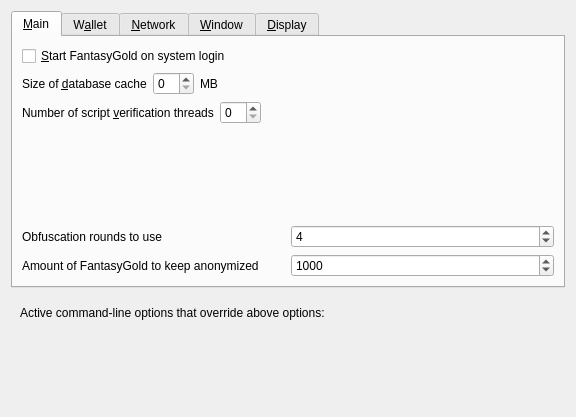
This is src/qt/forms/optionsdialog.ui in NicoDFS/FGC-1.2.5 as Qt 5 draws it before an edit. The edited form follows.
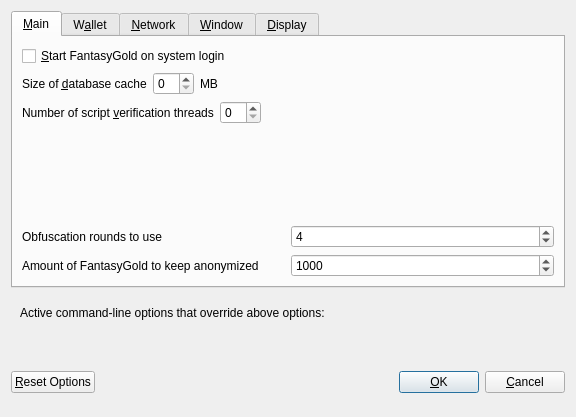
This is the edited form. Custom widgets are drawn as their Qt base class.

Diff of the .ui file:
```diff
--- a/src/qt/forms/optionsdialog.ui
+++ b/src/qt/forms/optionsdialog.ui
@@ -638,12 +638,12 @@
    <item>
     <layout class="QHBoxLayout" name="horizontalLayout_Buttons">
      <item>
-      <widget class="QtMaterialFlatButton" name="resetButton" native="true">
+      <widget class="QPushButton" name="resetButton">
        <property name="toolTip">
         <string>Reset all client options to default.</string>
        </property>
-       <property name="text" stdset="0">
-        <string>Reset Options</string>
+       <property name="text">
+        <string>&amp;Reset Options</string>
        </property>
        <property name="autoDefault" stdset="0">
         <bool>false</bool>
@@ -702,9 +702,9 @@
       </spacer>
      </item>
      <item>
-      <widget class="QtMaterialFlatButton" name="okButton" native="true">
-       <property name="text" stdset="0">
-        <string>OK</string>
+      <widget class="QPushButton" name="okButton">
+       <property name="text">
+        <string>&amp;OK</string>
        </property>
        <property name="autoDefault" stdset="0">
         <bool>false</bool>
@@ -715,9 +715,9 @@
       </widget>
      </item>
      <item>
-      <widget class="QtMaterialFlatButton" name="cancelButton" native="true">
-       <property name="text" stdset="0">
-        <string>Cancel</string>
+      <widget class="QPushButton" name="cancelButton">
+       <property name="text">
+        <string>&amp;Cancel</string>
        </property>
        <property name="autoDefault" stdset="0">
         <bool>false</bool>
@@ -729,11 +729,6 @@
   </layout>
  </widget>
  <customwidgets>
-  <customwidget>
-   <class>QtMaterialFlatButton</class>
-   <extends>QWidget</extends>
-   <header>qtmaterialflatbutton.h</header>
-  </customwidget>
   <customwidget>
    <class>QValidatedLineEdit</class>
    <extends>QLineEdit</extends>
```
Left out of the diff: 8 changed lines with no effect on the pictures.
